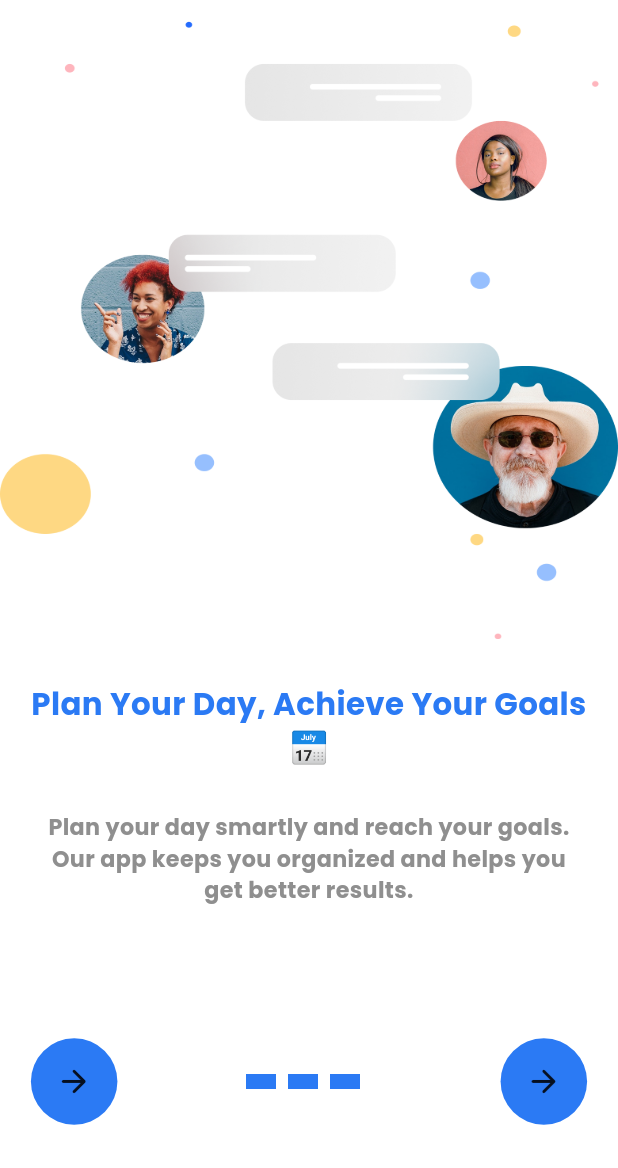
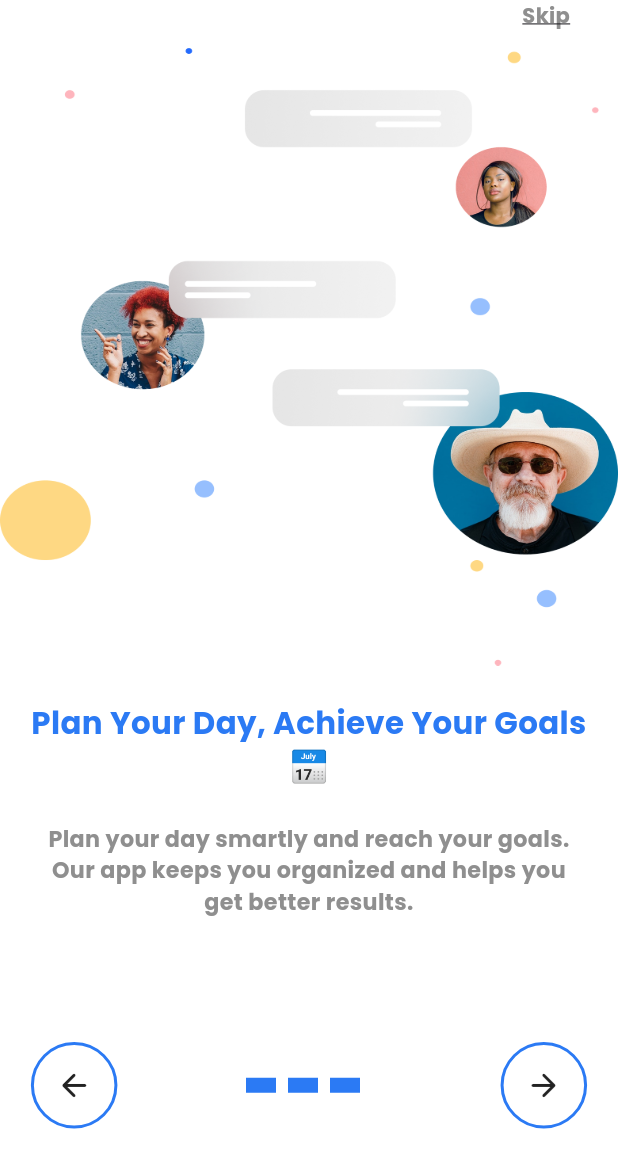
Before and after one commit to AhmedShokry7/Daily-Planner, a Flutter app: the OnBoardingView screen opened by its route, on a phone screen of 412 x 824 dp. Shown: the top 1168 px of the screen. Run offline on Flutter 3.47's test engine with Material 3 defaults, Android fonts, the phone set to English and light mode, and no system bars.

Commit message:
creating skip btn and bottom navigation bar view

```diff
--- a/lib/data/on_boarding_list.dart
+++ b/lib/core/data/on_boarding_list.dart
@@ -1,5 +1,5 @@
 import 'package:daily_planner/core/strings.dart';
-import 'package:daily_planner/models/on_boarding_model.dart';
+import 'package:daily_planner/core/models/on_boarding_model.dart';
 
 List<OnBoardingModel> onBoardingList = [
   OnBoardingModel(
--- a/lib/core/strings.dart
+++ b/lib/core/strings.dart
@@ -3,6 +3,7 @@ import 'package:flutter/material.dart';
 
 const String getStartedView = "/";
 const String onSplashView = "/on splash view";
+const String bottomNavigationBarView = "/bottom Navigation Bar View";
 
 // images
 const String getStartedImage = "assets/images/get_started.png";
@@ -16,3 +17,5 @@ const String onBoardingThreeImage = "assets/images/onboarding_3.png";
 const Color kBlueColor = Color(0xff2B7AF4);
 const Color kWhiteColor = Color(0xffFFFFFF);
 const Color kGreyColor = Color.fromARGB(255, 143, 143, 143);
+
+int currentPage = 0;
--- a/lib/main.dart
+++ b/lib/main.dart
@@ -1,4 +1,5 @@
 import 'package:daily_planner/core/strings.dart';
+import 'package:daily_planner/ui/views/bootm_navigation_bar_view.dart';
 import 'package:daily_planner/ui/views/get_started_view.dart';
 import 'package:daily_planner/ui/views/on_boarding_view.dart';
 import 'package:flutter/material.dart';
@@ -23,6 +24,7 @@ class DailyPlanner extends StatelessWidget {
       routes: {
         getStartedView: (context) => const GetStartedView(),
         onSplashView: (context) => const OnBoardingView(),
+        bottomNavigationBarView: (context) => const BootmNavigationBarView(),
       },
     );
   }
--- /dev/null
+++ b/lib/ui/views/bootm_navigation_bar_view.dart
@@ -0,0 +1,10 @@
+import 'package:flutter/material.dart';
+
+class BootmNavigationBarView extends StatelessWidget {
+  const BootmNavigationBarView({super.key});
+
+  @override
+  Widget build(BuildContext context) {
+    return Scaffold();
+  }
+}
--- a/lib/ui/widgets/next_or_back_btn.dart
+++ b/lib/ui/widgets/next_or_back_btn.dart
@@ -2,19 +2,27 @@ import 'package:daily_planner/core/strings.dart';
 import 'package:flutter/material.dart';
 
 class NextOrBackBtn extends StatelessWidget {
-  const NextOrBackBtn({super.key});
+  final IconData? icon;
+  final Color? color;
+  const NextOrBackBtn({super.key, this.icon, this.color});
 
   @override
   Widget build(BuildContext context) {
+    int i = 1;
     final myHight = MediaQuery.of(context).size.height;
     return Container(
       height: myHight * .07,
       width: myHight * .07,
-      decoration: const BoxDecoration(
-        color: kBlueColor,
+      decoration: BoxDecoration(
+        color: i == 0 ? kBlueColor : null,
+        border: i != 0 ? Border.all(color: kBlueColor, width: 2) : null,
         shape: BoxShape.circle,
       ),
-      child: Icon(Icons.arrow_forward_rounded, size: myHight * .03),
+      child: Icon(
+        icon ?? Icons.arrow_forward_rounded,
+        size: myHight * .03,
+        color: color,
+      ),
     );
   }
 }
--- a/lib/ui/widgets/on_boarding_buttons_and_slider_dotes.dart
+++ b/lib/ui/widgets/on_boarding_buttons_and_slider_dotes.dart
@@ -7,29 +7,28 @@ class OnBoardingButtonsAndSliderDotes extends StatelessWidget {
 
   @override
   Widget build(BuildContext context) {
-    final myHight = MediaQuery.of(context).size.height;
     final myWidth = MediaQuery.of(context).size.width;
     return Padding(
       padding: EdgeInsets.symmetric(horizontal: myWidth * .05),
       child: Row(
         mainAxisAlignment: MainAxisAlignment.spaceBetween,
         children: [
-          NextOrBackBtn(),
+          const NextOrBackBtn(icon: Icons.arrow_back_rounded),
           Row(
             children: [
               ...List.generate(
                 3,
                 (context) => AnimatedContainer(
-                  margin: EdgeInsets.only(right: 8),
+                  margin: const EdgeInsets.only(right: 8),
                   height: 10,
                   width: 20,
-                  decoration: BoxDecoration(color: kBlueColor),
-                  duration: Duration(milliseconds: 500),
+                  decoration: const BoxDecoration(color: kBlueColor),
+                  duration: const Duration(milliseconds: 500),
                 ),
               ),
             ],
           ),
-          NextOrBackBtn(),
+          const NextOrBackBtn(),
         ],
       ),
     );
--- a/lib/ui/widgets/on_boarding_pageview.dart
+++ b/lib/ui/widgets/on_boarding_pageview.dart
@@ -1,5 +1,5 @@
 import 'package:daily_planner/core/strings.dart';
-import 'package:daily_planner/data/on_boarding_list.dart';
+import 'package:daily_planner/core/data/on_boarding_list.dart';
 import 'package:flutter/material.dart';
 
 class OnBoardingPageview extends StatelessWidget {
@@ -9,7 +9,13 @@ class OnBoardingPageview extends StatelessWidget {
   Widget build(BuildContext context) {
     final myHight = MediaQuery.of(context).size.height;
     final myWidth = MediaQuery.of(context).size.width;
+
+    PageController pageController = PageController(initialPage: currentPage);
     return PageView.builder(
+      controller: pageController,
+      onPageChanged: (value) {
+        currentPage = value;
+      },
       scrollDirection: Axis.horizontal,
       itemCount: onBoardingList.length,
       itemBuilder: (context, index) => Column(
--- a/lib/ui/widgets/on_boarding_view_body.dart
+++ b/lib/ui/widgets/on_boarding_view_body.dart
@@ -1,5 +1,7 @@
+import 'package:daily_planner/core/strings.dart';
 import 'package:daily_planner/ui/widgets/on_boarding_buttons_and_slider_dotes.dart';
 import 'package:daily_planner/ui/widgets/on_boarding_pageview.dart';
+import 'package:daily_planner/ui/widgets/skip_btn.dart';
 import 'package:flutter/material.dart';
 
 class OnBoardingViewBody extends StatelessWidget {
@@ -7,9 +9,10 @@ class OnBoardingViewBody extends StatelessWidget {
 
   @override
   Widget build(BuildContext context) {
-    return SafeArea(
+    return const SafeArea(
       child: Column(
         children: [
+          SkipBtn(),
           Expanded(flex: 3, child: OnBoardingPageview()),
           Expanded(child: OnBoardingButtonsAndSliderDotes()),
         ],
--- /dev/null
+++ b/lib/ui/widgets/skip_btn.dart
@@ -0,0 +1,35 @@
+import 'package:daily_planner/core/strings.dart';
+import 'package:flutter/material.dart';
+
+class SkipBtn extends StatelessWidget {
+  const SkipBtn({super.key});
+
+  @override
+  Widget build(BuildContext context) {
+    return Row(
+      mainAxisAlignment: MainAxisAlignment.end,
+      children: [
+        GestureDetector(
+          onTap: () {
+            Navigator.pushNamedAndRemoveUntil(
+              context,
+              bottomNavigationBarView,
+              (route) => false,
+            );
+          },
+          child: const Padding(
+            padding: EdgeInsets.symmetric(horizontal: 32.0),
+            child: Text(
+              "Skip",
+              style: TextStyle(
+                color: kGreyColor,
+                fontWeight: FontWeight.bold,
+                decoration: TextDecoration.underline,
+              ),
+            ),
+          ),
+        ),
+      ],
+    );
+  }
+}
```
Also changed, not shown: lib/core/models/on_boarding_model.dart (renamed from lib/models/on_boarding_model.dart).
